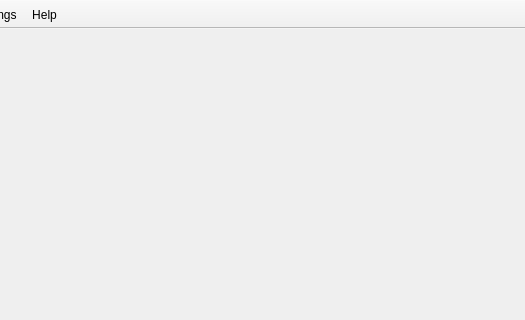
Old version of the form src/mainwindow.ui in the repository RxLaboratory/DuTF; both pictures show x 237 to 762 and y 0 to 320 of the 1000 by 779 pixel window.
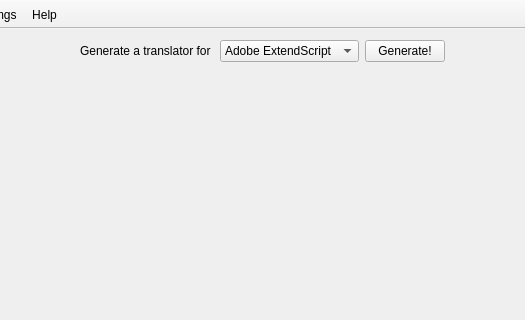
New version of the form. Icons and pictures are not drawn.

What changed in the file:
```diff
--- a/src/mainwindow.ui
+++ b/src/mainwindow.ui
@@ -194,7 +194,76 @@
         </property>
        </layout>
       </widget>
-      <widget class="QWidget" name="toolsPage"/>
+      <widget class="QWidget" name="toolsPage">
+       <layout class="QGridLayout" name="gridLayout_2">
+        <item row="0" column="1">
+         <layout class="QHBoxLayout" name="horizontalLayout">
+          <item>
+           <widget class="QLabel" name="label">
+            <property name="text">
+             <string>Generate a translator for </string>
+            </property>
+           </widget>
+          </item>
+          <item>
+           <widget class="QComboBox" name="btn_selectGenerateTranslator">
+            <item>
+             <property name="text">
+              <string>Adobe ExtendScript</string>
+             </property>
+            </item>
+           </widget>
+          </item>
+          <item>
+           <widget class="QPushButton" name="btn_generateTranslator">
+            <property name="text">
+             <string>Generate!</string>
+            </property>
+           </widget>
+          </item>
+         </layout>
+        </item>
+        <item row="0" column="0">
+         <spacer name="horizontalSpacer">
+          <property name="orientation">
+           <enum>Qt::Horizontal</enum>
+          </property>
+          <property name="sizeHint" stdset="0">
+           <size>
+            <width>309</width>
+            <height>20</height>
+           </size>
+          </property>
+         </spacer>
+        </item>
+        <item row="0" column="2">
+         <spacer name="horizontalSpacer_2">
+          <property name="orientation">
+           <enum>Qt::Horizontal</enum>
+          </property>
+          <property name="sizeHint" stdset="0">
+           <size>
+            <width>309</width>
+            <height>20</height>
+           </size>
+          </property>
+         </spacer>
+        </item>
+        <item row="1" column="0">
+         <spacer name="verticalSpacer_3">
+          <property name="orientation">
+           <enum>Qt::Vertical</enum>
+          </property>
+          <property name="sizeHint" stdset="0">
+           <size>
+            <width>20</width>
+            <height>40</height>
+           </size>
+          </property>
+         </spacer>
+        </item>
+       </layout>
+      </widget>
      </widget>
     </item>
    </layout>
```
Left out of the diff: 2 changed lines with no effect on the pictures.
